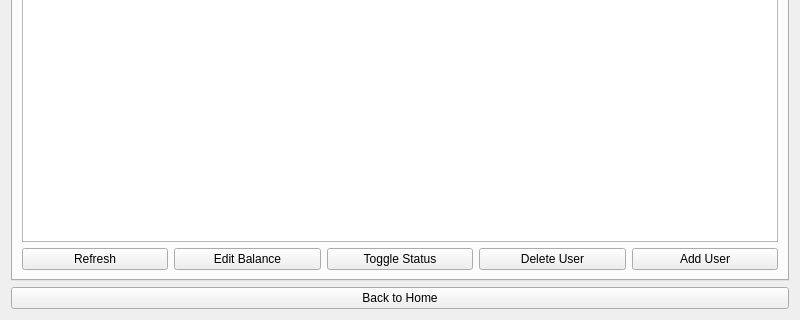
Qt form src/ui/views/AdminPage.ui (IbrahimYasserM/Cashtak) before a commit; both pictures show x 0 to 800 and y 280 to 600 of the 800 by 600 pixel window.
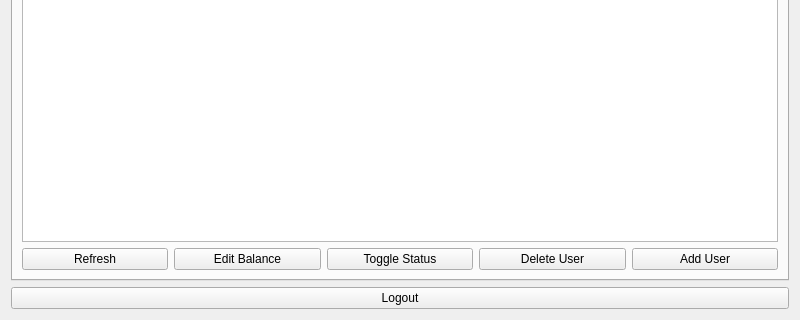
The same form after that commit.

```diff
--- a/src/ui/views/AdminPage.ui
+++ b/src/ui/views/AdminPage.ui
@@ -134,7 +134,7 @@
    <item>
     <widget class="QPushButton" name="pushButtonBackHome">
      <property name="text">
-      <string>Back to Home</string>
+      <string>Logout</string>
      </property>
     </widget>
    </item>
```
Left out of the diff: 2 changed lines with no effect on the pictures.
